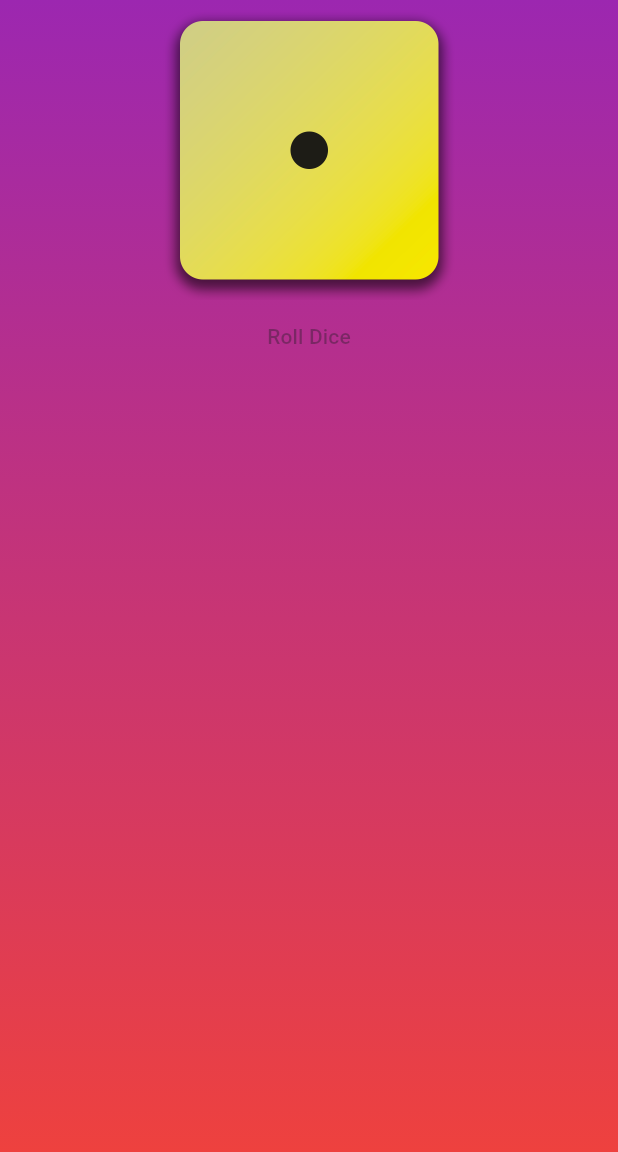
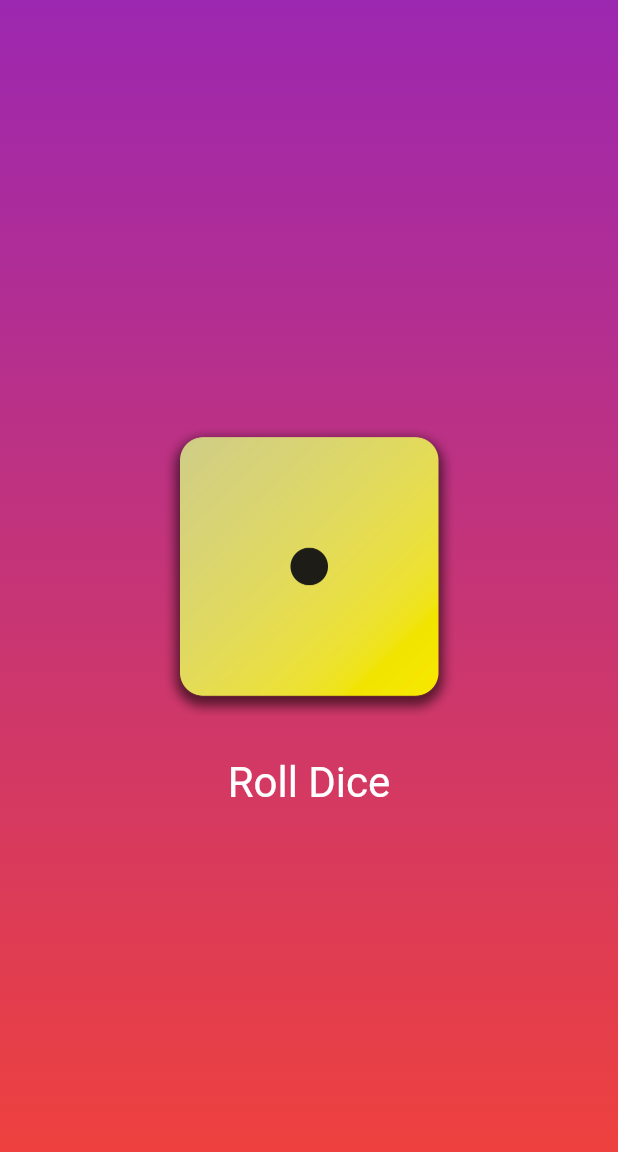
Before and after one commit to KaranKhandekar1729/Dice-Roller-App, a Flutter app: the screen it shows after launch, on a phone screen of 412 x 824 dp. Shown: the top 1152 px of the screen. Run offline on Flutter 3.47's test engine with Material 3 defaults, Android fonts, the phone set to English and light mode, and no system bars.

Commit message:
Funcions, styled buttons and worked with paddings

```diff
--- a/lib/gradient_container.dart
+++ b/lib/gradient_container.dart
@@ -25,13 +25,24 @@ class GradientContainer extends StatelessWidget {
       ),
       child: Center(
         child: Column(
+          mainAxisSize: MainAxisSize.min,
           children: [
             Image.asset(
               'assets/images/dice-1.png',
               width: 200,
             ),
+            const SizedBox(height: 20),
             TextButton(
-              onPressed: rollDIce,
+              onPressed: rollDice,
+              style: TextButton.styleFrom(
+                // padding: const EdgeInsets.only(
+                //   top: 20
+                // ),
+                foregroundColor: Colors.white,
+                textStyle: const TextStyle(
+                  fontSize: 28.0
+                ),
+              ),
               child: const Text('Roll Dice'),
             ),
           ],
```
